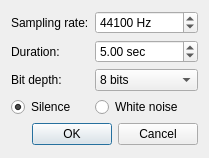
This is Graphic_Interface/UI Files/new_file_dialog.ui in ECMora/SoundLab as Qt 5 draws it before an edit. The edited form follows.
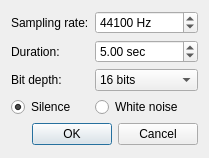
This is the edited form.

```diff
--- a/Graphic_Interface/UI Files/new_file_dialog.ui
+++ b/Graphic_Interface/UI Files/new_file_dialog.ui
@@ -94,7 +94,7 @@
    <item row="3" column="1">
     <widget class="QComboBox" name="cbxBitDepth">
      <property name="currentIndex">
-      <number>0</number>
+      <number>1</number>
      </property>
      <item>
       <property name="text">
```
